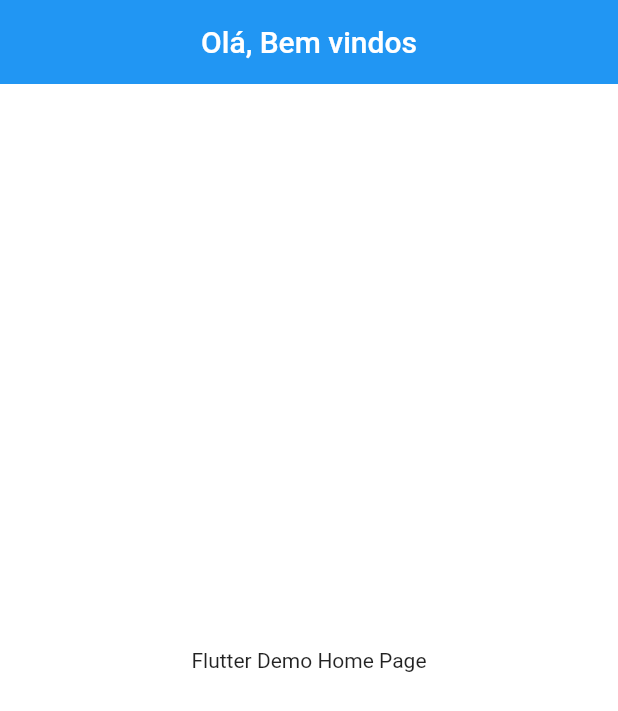
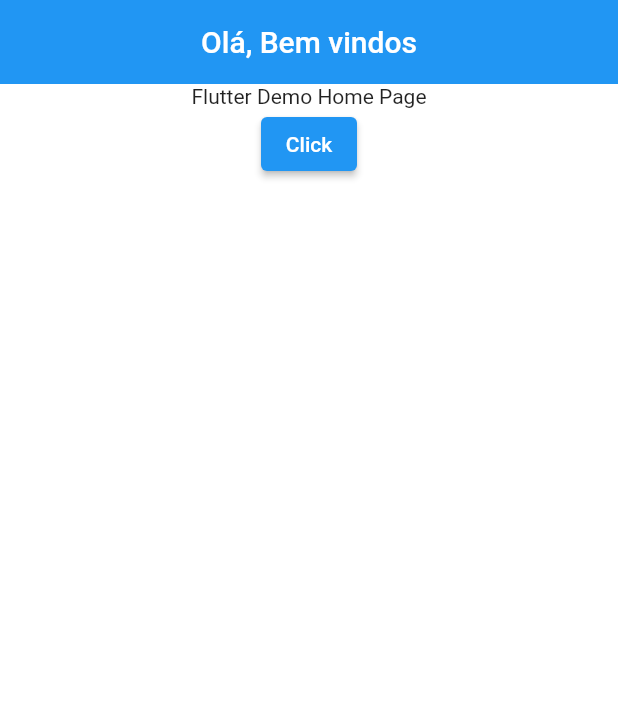
Before and after one commit to Pedroporto87/ecommerce-teste, a Flutter app: the screen it shows after launch, on a phone screen of 412 x 824 dp. Shown: the top 711 px of the screen. Run offline on Flutter 3.47's test engine with Material 2 defaults, Android fonts, the phone set to English and light mode, and no system bars.

Commit message:
fazendo rotas

```diff
--- a/lib/main.dart
+++ b/lib/main.dart
@@ -1,5 +1,7 @@
 import 'package:flutter/material.dart';
 import 'package:flutter_ecommerce/Constantes/global_variaveis.dart';
+import 'package:flutter_ecommerce/features/auth/screens/auth_screens.dart';
+import 'package:flutter_ecommerce/router.dart';
 
 void main() {
   runApp(const MyApp());
@@ -21,14 +23,26 @@ class MyApp extends StatelessWidget {
           ),
         ),
       ),
+      onGenerateRoute: (settings) => generateRoute(settings),
       home: Scaffold(
         appBar: AppBar(
           title: const Center(
             child: Text('Olá, Bem vindos'),
           ),
         ),
-        body: const Center(
-          child: Text('Flutter Demo Home Page'),
+        body: Column(
+          children: [
+            const Center(
+              child: Text('Flutter Demo Home Page'),
+            ),
+            Builder(builder: (context) {
+              return ElevatedButton(
+                  onPressed: () {
+                    Navigator.pushNamed(context, AuthScreen.routeName);
+                  },
+                  child: const Text('Click'));
+            })
+          ],
         ),
       ),
     );
```
Also changed, not shown: lib/features/auth/screens/auth_screens.dart (added, +16 -0 lines), lib/router.dart (added, +15 -0 lines).
